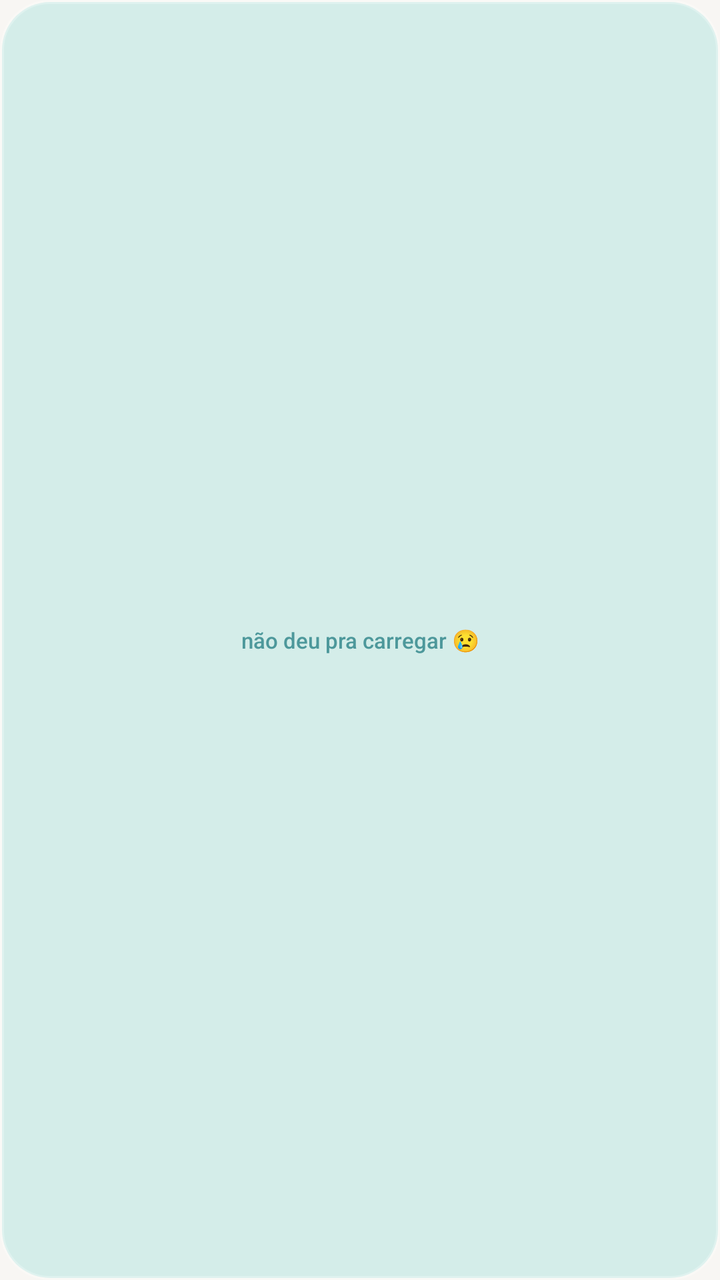
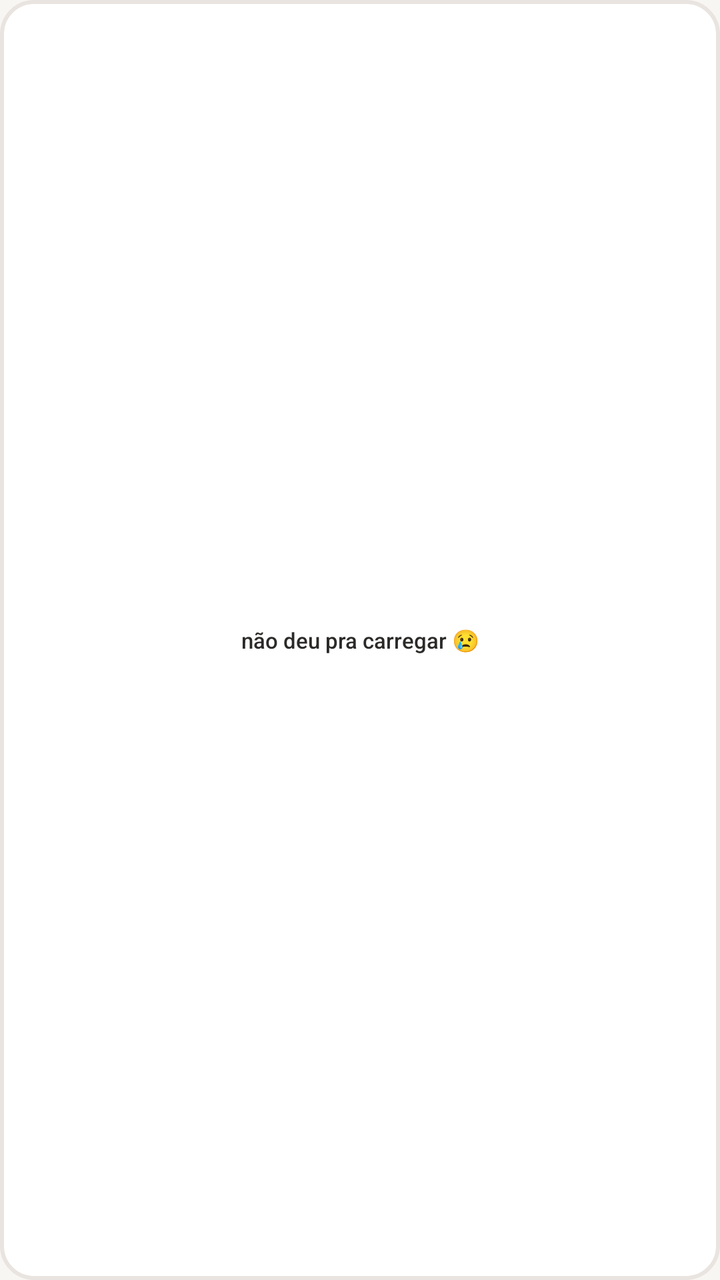

An Android layout rendered at two revisions. The XML below is the earlier revision; the diff shows what the commit changed to produce the second picture.
<!-- AndroidManifest.xml: application theme Theme.Mesinha -->
<!-- res/layout/widget_fallback.xml -->
<?xml version="1.0" encoding="utf-8"?>
<LinearLayout xmlns:android="http://schemas.android.com/apk/res/android"
    android:id="@+id/widget_root"
    android:layout_width="match_parent"
    android:layout_height="match_parent"
    android:background="@drawable/widget_background"
    android:gravity="center"
    android:orientation="vertical"
    android:padding="8dp">

    <TextView
        android:id="@+id/tv_erro"
        android:layout_width="wrap_content"
        android:layout_height="wrap_content"
        android:fontFamily="sans-serif-medium"
        android:gravity="center"
        android:text="@string/widget_calendar_error"
        android:textColor="#4D989B"
        android:textSize="11sp" />

</LinearLayout>
<!-- resources referenced by this layout -->
<resources>
  <!-- drawable widget_background (drawable) -->
  <?xml version="1.0" encoding="utf-8"?>
  <shape xmlns:android="http://schemas.android.com/apk/res/android"
      android:shape="rectangle">
      <solid android:color="#4C81D8D0" />
      <corners android:radius="24dp" />
      <stroke
          android:width="2dp"
          android:color="#40FFFFFF" />
  </shape>
  <string name="widget_calendar_error">não deu pra carregar 😢</string>
  <style name="Theme.Mesinha" parent="Theme.AppCompat.DayNight.NoActionBar">
          <item name="colorPrimary">@color/mesinha_teal</item>
          <item name="colorPrimaryDark">@color/mesinha_teal</item>
          <item name="colorAccent">@color/mesinha_teal_dark</item>
          <item name="android:windowBackground">@color/mesinha_cream</item>
  
          
          <item name="android:statusBarColor">@color/mesinha_teal</item>
          
          <item name="android:windowLightStatusBar">true</item>
  
          
          <item name="android:navigationBarColor">@color/mesinha_teal</item>
          <item name="android:windowLightNavigationBar">true</item>
      </style>
  <color name="mesinha_teal">#81D8D0</color>
  <color name="mesinha_teal_dark">#4D989B</color>
  <color name="mesinha_cream">#F8F6F3</color>
</resources>

<!-- the commit's change to res/layout/widget_fallback.xml (unified diff, before → after) -->
@@ -3,7 +3,7 @@
     android:id="@+id/widget_root"
     android:layout_width="match_parent"
     android:layout_height="match_parent"
-    android:background="@drawable/widget_background"
+    android:background="@drawable/widget_card_bg"
     android:gravity="center"
     android:orientation="vertical"
     android:padding="8dp">
@@ -14,8 +14,10 @@
         android:layout_height="wrap_content"
         android:fontFamily="sans-serif-medium"
         android:gravity="center"
+        android:maxLines="2"
+        android:ellipsize="end"
         android:text="@string/widget_calendar_error"
-        android:textColor="#4D989B"
+        android:textColor="#2B2A28"
         android:textSize="11sp" />
 
 </LinearLayout>
<!-- resource entries referenced after the edit -->
@@ -1,14 +1,14 @@
 <!-- resources referenced by this layout -->
 <resources>
-  <!-- drawable widget_background (drawable) -->
+  <!-- drawable widget_card_bg (drawable) -->
   <?xml version="1.0" encoding="utf-8"?>
   <shape xmlns:android="http://schemas.android.com/apk/res/android"
       android:shape="rectangle">
-      <solid android:color="#4C81D8D0" />
-      <corners android:radius="24dp" />
+      <solid android:color="#FFFFFFFF" />
+      <corners android:radius="16dp" />
       <stroke
           android:width="2dp"
-          android:color="#40FFFFFF" />
+          android:color="#E9E4DF" />
   </shape>
   <string name="widget_calendar_error">não deu pra carregar 😢</string>
   <style name="Theme.Mesinha" parent="Theme.AppCompat.DayNight.NoActionBar">
